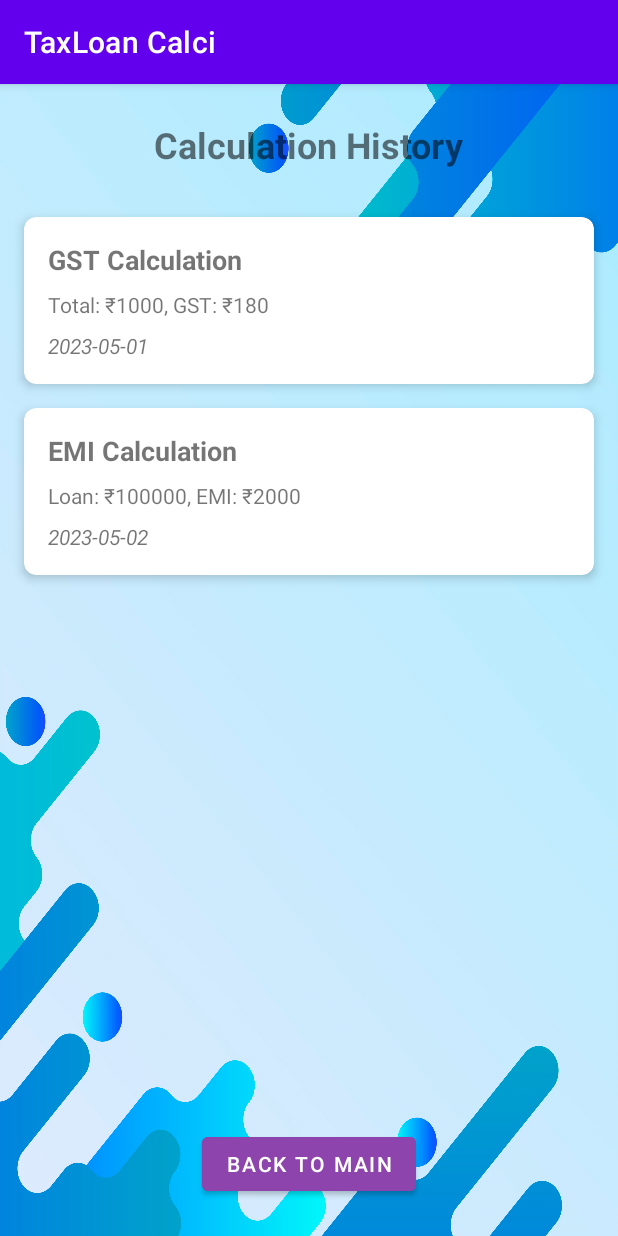
After one commit to pratheekv39/TallyMe, an Android app: the HistoryActivity screen opened directly, with no data from a screen before it, on a phone screen of 412 x 824 dp. The commit adds this screen. Run offline under Robolectric (Android 15) with nearby library versions, the phone set to English and light mode, and no system bars; Roboto replaces fonts that are not available here.

Commit message:
TaxLoan Calci Initial Commit

```diff
--- a/app/src/main/AndroidManifest.xml
+++ b/app/src/main/AndroidManifest.xml
@@ -11,6 +11,9 @@
         android:supportsRtl="true"
         android:theme="@style/Theme.TaxLoanCalci"
         tools:targetApi="31">
+        <activity
+            android:name=".HistoryActivity"
+            android:exported="false" />
         <activity
             android:name=".emi"
             android:exported="false" />
--- /dev/null
+++ b/app/src/main/java/com/example/taxloancalci/HistoryActivity.java
@@ -0,0 +1,41 @@
+package com.example.taxloancalci;
+
+import androidx.appcompat.app.AppCompatActivity;
+import androidx.recyclerview.widget.LinearLayoutManager;
+import androidx.recyclerview.widget.RecyclerView;
+import android.os.Bundle;
+import android.widget.Button;
+import java.util.ArrayList;
+import java.util.List;
+
+public class HistoryActivity extends AppCompatActivity {
+
+    private RecyclerView recyclerView;
+    private HistoryAdapter adapter;
+    private List<HistoryItem> historyItems;
+
+    @Override
+    protected void onCreate(Bundle savedInstanceState) {
+        super.onCreate(savedInstanceState);
+        setContentView(R.layout.activity_history);
+
+        recyclerView = findViewById(R.id.history_recycler_view);
+        recyclerView.setLayoutManager(new LinearLayoutManager(this));
+
+        historyItems = getHistoryItems(); // You'll need to implement this method
+        adapter = new HistoryAdapter(historyItems);
+        recyclerView.setAdapter(adapter);
+
+        Button backButton = findViewById(R.id.back_button);
+        backButton.setOnClickListener(v -> finish());
+    }
+
+    private List<HistoryItem> getHistoryItems() {
+        // This is where you'd typically fetch the history from a database or shared preferences
+        // For now, we'll just return some dummy data
+        List<HistoryItem> items = new ArrayList<>();
+        items.add(new HistoryItem("GST Calculation", "Total: ₹1000, GST: ₹180", "2023-05-01"));
+        items.add(new HistoryItem("EMI Calculation", "Loan: ₹100000, EMI: ₹2000", "2023-05-02"));
+        return items;
+    }
+}
--- /dev/null
+++ b/app/src/main/java/com/example/taxloancalci/HistoryAdapter.java
@@ -0,0 +1,51 @@
+package com.example.taxloancalci;
+
+import android.view.LayoutInflater;
+import android.view.View;
+import android.view.ViewGroup;
+import android.widget.TextView;
+import androidx.annotation.NonNull;
+import androidx.recyclerview.widget.RecyclerView;
+import java.util.List;
+
+public class HistoryAdapter extends RecyclerView.Adapter<HistoryAdapter.ViewHolder> {
+
+    private List<HistoryItem> historyItems;
+
+    public HistoryAdapter(List<HistoryItem> historyItems) {
+        this.historyItems = historyItems;
+    }
+
+    @NonNull
+    @Override
+    public ViewHolder onCreateViewHolder(@NonNull ViewGroup parent, int viewType) {
+        View view = LayoutInflater.from(parent.getContext()).inflate(R.layout.history_item, parent, false);
+        return new ViewHolder(view);
+    }
+
+    @Override
+    public void onBindViewHolder(@NonNull ViewHolder holder, int position) {
+        HistoryItem item = historyItems.get(position);
+        holder.calculationTypeTextView.setText(item.getCalculationType());
+        holder.detailsTextView.setText(item.getDetails());
+        holder.dateTextView.setText(item.getDate());
+    }
+
+    @Override
+    public int getItemCount() {
+        return historyItems.size();
+    }
+
+    public static class ViewHolder extends RecyclerView.ViewHolder {
+        TextView calculationTypeTextView;
+        TextView detailsTextView;
+        TextView dateTextView;
+
+        public ViewHolder(@NonNull View itemView) {
+            super(itemView);
+            calculationTypeTextView = itemView.findViewById(R.id.calculation_type_text_view);
+            detailsTextView = itemView.findViewById(R.id.details_text_view);
+            dateTextView = itemView.findViewById(R.id.date_text_view);
+        }
+    }
+}
--- /dev/null
+++ b/app/src/main/java/com/example/taxloancalci/HistoryItem.java
@@ -0,0 +1,18 @@
+package com.example.taxloancalci;
+
+public class HistoryItem {
+    private String calculationType;
+    private String details;
+    private String date;
+
+    public HistoryItem(String calculationType, String details, String date) {
+        this.calculationType = calculationType;
+        this.details = details;
+        this.date = date;
+    }
+
+    // Getters
+    public String getCalculationType() { return calculationType; }
+    public String getDetails() { return details; }
+    public String getDate() { return date; }
+}
--- /dev/null
+++ b/app/src/main/res/layout/activity_history.xml
@@ -0,0 +1,38 @@
+<?xml version="1.0" encoding="utf-8"?>
+<RelativeLayout xmlns:android="http://schemas.android.com/apk/res/android"
+    android:layout_width="match_parent"
+    android:layout_height="match_parent"
+    android:background="@drawable/back">
+
+    <TextView
+        android:id="@+id/history_title"
+        android:layout_width="wrap_content"
+        android:layout_height="wrap_content"
+        android:text="Calculation History"
+        android:textSize="24sp"
+        android:textStyle="bold"
+        android:layout_centerHorizontal="true"
+        android:layout_marginTop="24dp"/>
+
+    <androidx.recyclerview.widget.RecyclerView
+        android:id="@+id/history_recycler_view"
+        android:layout_width="match_parent"
+        android:layout_height="match_parent"
+        android:layout_below="@id/history_title"
+        android:layout_above="@id/back_button"
+        android:layout_marginTop="16dp"
+        android:layout_marginBottom="16dp"
+        android:padding="8dp"/>
+
+    <Button
+        android:id="@+id/back_button"
+        android:layout_width="wrap_content"
+        android:layout_height="wrap_content"
+        android:text="Back to Main"
+        android:layout_alignParentBottom="true"
+        android:layout_centerHorizontal="true"
+        android:layout_marginBottom="24dp"
+        android:backgroundTint="#8E44AD"
+        android:textColor="#FFFFFF"/>
+
+</RelativeLayout>
--- /dev/null
+++ b/app/src/main/res/layout/history_item.xml
@@ -0,0 +1,38 @@
+<?xml version="1.0" encoding="utf-8"?>
+<androidx.cardview.widget.CardView xmlns:android="http://schemas.android.com/apk/res/android"
+    xmlns:app="http://schemas.android.com/apk/res-auto"
+    android:layout_width="match_parent"
+    android:layout_height="wrap_content"
+    android:layout_margin="8dp"
+    app:cardCornerRadius="8dp"
+    app:cardElevation="4dp">
+
+    <LinearLayout
+        android:layout_width="match_parent"
+        android:layout_height="wrap_content"
+        android:orientation="vertical"
+        android:padding="16dp">
+
+        <TextView
+            android:id="@+id/calculation_type_text_view"
+            android:layout_width="wrap_content"
+            android:layout_height="wrap_content"
+            android:textSize="18sp"
+            android:textStyle="bold"/>
+
+        <TextView
+            android:id="@+id/details_text_view"
+            android:layout_width="wrap_content"
+            android:layout_height="wrap_content"
+            android:layout_marginTop="8dp"/>
+
+        <TextView
+            android:id="@+id/date_text_view"
+            android:layout_width="wrap_content"
+            android:layout_height="wrap_content"
+            android:layout_marginTop="8dp"
+            android:textStyle="italic"/>
+
+    </LinearLayout>
+
+</androidx.cardview.widget.CardView>
```
Also changed, not shown: app/build.gradle (+19 -5 lines), app/src/main/java/com/example/taxloancalci/MainActivity.java (+14 -50 lines).
